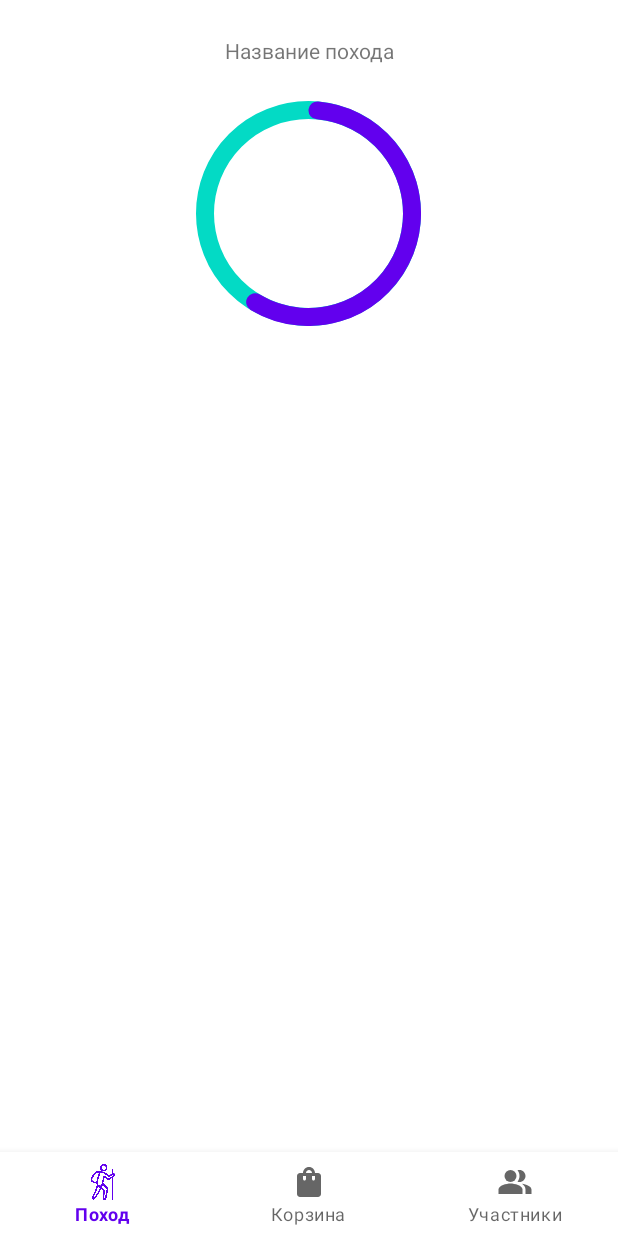
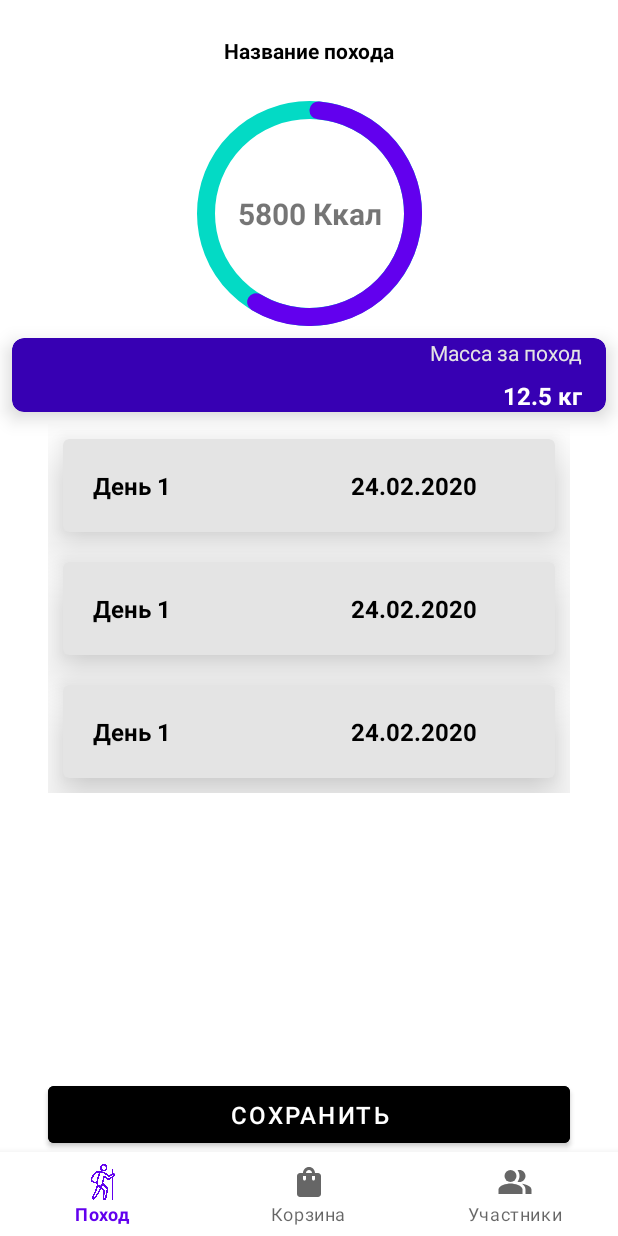
Before and after one commit to violets-team/Hikeculator, an Android app: the layout fragment_hike.xml on its own in the app's theme, with its tools: preview values and no code run, on a phone screen of 412 x 824 dp. Run offline under Robolectric (Android 15) with nearby library versions, the light colour scheme and no system bars.

Commit message:
add fragment hike

```diff
--- a/app/src/main/java/com/example/hikeculator/HikeFragment.kt
+++ b/app/src/main/java/com/example/hikeculator/HikeFragment.kt
@@ -5,6 +5,8 @@ import android.view.LayoutInflater
 import android.view.View
 import android.view.ViewGroup
 import androidx.fragment.app.Fragment
+import androidx.navigation.fragment.findNavController
+import androidx.navigation.ui.setupWithNavController
 import com.example.hikeculator.databinding.FragmentHikeBinding
 import com.example.hikeculator.databinding.FragmentMembersBinding
 
@@ -14,10 +16,16 @@ class HikeFragment: Fragment(R.layout.fragment_hike) {
     private val binding get() = _binding!!
 
     override fun onCreateView(
-        inflater: LayoutInflater, container: ViewGroup?, savedInstanceState: Bundle?): View? {
+        inflater: LayoutInflater, container: ViewGroup?, savedInstanceState: Bundle?): View {
         _binding = FragmentHikeBinding.inflate(inflater, container, false)
         return binding.root
     }
+
+    override fun onViewCreated(view: View, savedInstanceState: Bundle?) {
+        super.onViewCreated(view, savedInstanceState)
+
+    }
+
 
     override fun onDestroyView() {
         super.onDestroyView()
--- a/app/src/main/res/layout/fragment_hike.xml
+++ b/app/src/main/res/layout/fragment_hike.xml
@@ -16,7 +16,6 @@
         app:indicatorInset="0dp"
         app:indicatorSize="150dp"
         app:layout_constraintEnd_toEndOf="parent"
-        app:layout_constraintHorizontal_bias="0.498"
         app:layout_constraintStart_toStartOf="parent"
         app:layout_constraintTop_toBottomOf="@+id/tv_title_hike"
         app:trackColor="@color/teal_200"
@@ -24,13 +23,17 @@
         app:trackThickness="12dp" />
 
     <androidx.recyclerview.widget.RecyclerView
+        android:id="@+id/rv_trip_day"
         android:layout_width="match_parent"
-        android:layout_height="0dp"
-        android:layout_marginTop="16dp"
-        app:layout_constraintBottom_toTopOf="@+id/btNav"
+        android:layout_height="wrap_content"
+        android:layout_marginStart="32dp"
+        android:layout_marginTop="8dp"
+        android:layout_marginEnd="32dp"
         app:layout_constraintEnd_toEndOf="parent"
+        app:layout_constraintHorizontal_bias="0.0"
         app:layout_constraintStart_toStartOf="parent"
-        app:layout_constraintTop_toBottomOf="@+id/ci_hike" />
+        app:layout_constraintTop_toBottomOf="@+id/cardView"
+        tools:listitem="@layout/item_day" />
 
     <TextView
         android:id="@+id/tv_title_hike"
@@ -38,6 +41,8 @@
         android:layout_height="wrap_content"
         android:layout_marginTop="24dp"
         android:text="@string/text_title_hike"
+        android:textColor="@color/black"
+        android:textStyle="bold"
         app:layout_constraintEnd_toEndOf="parent"
         app:layout_constraintStart_toStartOf="parent"
         app:layout_constraintTop_toTopOf="parent" />
@@ -51,4 +56,73 @@
         app:layout_constraintStart_toStartOf="parent"
         app:menu="@menu/bottom_menu" />
 
+    <TextView
+        android:id="@+id/tv_trip_calories"
+        android:layout_width="wrap_content"
+        android:layout_height="wrap_content"
+        android:text="5800 Ккал"
+        android:textSize="20sp"
+        android:textStyle="bold"
+        app:layout_constraintBottom_toBottomOf="@+id/ci_hike"
+        app:layout_constraintEnd_toEndOf="@+id/ci_hike"
+        app:layout_constraintStart_toStartOf="@+id/ci_hike"
+        app:layout_constraintTop_toTopOf="@+id/ci_hike" />
+
+    <androidx.cardview.widget.CardView
+        android:id="@+id/cardView"
+        android:layout_width="match_parent"
+        android:layout_height="wrap_content"
+        android:layout_margin="8dp"
+        android:layout_marginTop="8dp"
+        app:cardBackgroundColor="@color/purple_700"
+        app:cardCornerRadius="8dp"
+        app:cardElevation="8dp"
+        app:layout_constraintEnd_toEndOf="parent"
+        app:layout_constraintStart_toStartOf="parent"
+        app:layout_constraintTop_toBottomOf="@+id/ci_hike">
+
+        <androidx.constraintlayout.widget.ConstraintLayout
+            android:layout_width="match_parent"
+            android:layout_height="match_parent">
+
+            <TextView
+                android:id="@+id/tv_weight_trip_label"
+                android:layout_width="wrap_content"
+                android:layout_height="wrap_content"
+                android:layout_marginEnd="16dp"
+                android:text="@string/text_weight_trip_label"
+                android:textColor="@color/light_grey"
+                app:layout_constraintEnd_toEndOf="parent"
+                app:layout_constraintTop_toTopOf="parent" />
+
+            <TextView
+                android:id="@+id/tv_weight_trip"
+                android:layout_width="wrap_content"
+                android:layout_height="wrap_content"
+                android:layout_marginTop="8dp"
+                android:text="@string/text_weight_trip"
+                android:textColor="@color/white"
+                android:textSize="16sp"
+                android:textStyle="bold"
+                app:layout_constraintEnd_toEndOf="@+id/tv_weight_trip_label"
+                app:layout_constraintTop_toBottomOf="@+id/tv_weight_trip_label" />
+
+        </androidx.constraintlayout.widget.ConstraintLayout>
+    </androidx.cardview.widget.CardView>
+
+    <com.google.android.material.button.MaterialButton
+        android:id="@+id/btn_save_trip"
+        android:layout_width="0dp"
+        android:layout_height="wrap_content"
+        android:backgroundTint="@color/black"
+        android:padding="8dp"
+        android:text="@string/text_button_save"
+        android:textAllCaps="true"
+        android:textColor="@color/white"
+        android:textSize="16sp"
+        app:layout_constraintBottom_toTopOf="@+id/btNav"
+        app:layout_constraintEnd_toEndOf="@+id/rv_trip_day"
+        app:layout_constraintStart_toStartOf="@+id/rv_trip_day"
+        app:rippleColor="@color/white" />
+
 </androidx.constraintlayout.widget.ConstraintLayout>
--- a/app/src/main/res/layout/fragment_profile.xml
+++ b/app/src/main/res/layout/fragment_profile.xml
@@ -219,7 +219,7 @@
     </androidx.constraintlayout.widget.ConstraintLayout>
 
     <com.google.android.material.button.MaterialButton
-        android:id="@+id/button_save"
+        android:id="@+id/btn_save_trip"
         android:layout_width="0dp"
         android:layout_height="wrap_content"
         android:layout_marginStart="32dp"
--- /dev/null
+++ b/app/src/main/res/layout/item_day.xml
@@ -0,0 +1,45 @@
+<?xml version="1.0" encoding="utf-8"?>
+<androidx.cardview.widget.CardView xmlns:android="http://schemas.android.com/apk/res/android"
+    xmlns:card_view="http://schemas.android.com/apk/res-auto"
+    xmlns:tools="http://schemas.android.com/tools"
+    android:id="@+id/card_view"
+    android:layout_width="match_parent"
+    android:layout_height="wrap_content"
+    android:layout_margin="10dp"
+    android:layout_marginStart="20dp"
+    android:layout_marginLeft="20dp"
+    android:background="@color/black"
+    android:backgroundTint="@color/light_grey"
+    card_view:cardCornerRadius="4dp"
+    card_view:cardElevation="20dp"
+    card_view:contentPadding="20dp">
+
+
+    <androidx.constraintlayout.widget.ConstraintLayout
+        android:layout_width="match_parent"
+        android:layout_height="match_parent">
+
+        <TextView
+            android:id="@+id/tv_item_name_trip_day"
+            android:layout_width="wrap_content"
+            android:layout_height="wrap_content"
+            android:text="@string/text_item_rv_day"
+            android:textColor="@color/black"
+            android:textSize="16sp"
+            android:textStyle="bold"
+            card_view:layout_constraintStart_toStartOf="parent"
+            card_view:layout_constraintTop_toTopOf="parent" />
+
+        <TextView
+            android:id="@+id/tv_item_date_trip_day"
+            android:layout_width="wrap_content"
+            android:layout_height="wrap_content"
+            android:layout_marginEnd="32dp"
+            android:text="@string/text_item_rv_date2_tools"
+            android:textColor="@color/black"
+            android:textSize="16sp"
+            android:textStyle="bold"
+            card_view:layout_constraintEnd_toEndOf="parent"
+            card_view:layout_constraintTop_toTopOf="parent" />
+    </androidx.constraintlayout.widget.ConstraintLayout>
+</androidx.cardview.widget.CardView>
--- a/app/src/main/res/layout/item_hike.xml
+++ b/app/src/main/res/layout/item_hike.xml
@@ -67,7 +67,7 @@
         android:padding="2dp">
 
         <TextView
-            android:id="@+id/tv_item_rv_title"
+            android:id="@+id/tv_item_rv_title_day"
             android:layout_width="wrap_content"
             android:layout_height="wrap_content"
             android:layout_weight="1"
@@ -85,7 +85,7 @@
             android:textColor="@color/white" />
 
         <TextView
-            android:id="@+id/tv_item_rv_date"
+            android:id="@+id/tv_item_rv_date_day"
             android:layout_width="wrap_content"
             android:layout_height="wrap_content"
             android:layout_weight="1"
--- a/app/src/main/res/menu/bottom_menu.xml
+++ b/app/src/main/res/menu/bottom_menu.xml
@@ -1,20 +1,21 @@
 <?xml version="1.0" encoding="utf-8"?>
 
-<menu xmlns:android="http://schemas.android.com/apk/res/android">
+<menu xmlns:app="http://schemas.android.com/apk/res-auto"
+    xmlns:android="http://schemas.android.com/apk/res/android">
     <item
         android:id="@+id/bottom_menu_item_hike"
         android:enabled="true"
         android:icon="@drawable/hiking"
-        android:title="@string/text_bottom_menu_item_hike"/>
+        android:title="@string/text_bottom_menu_item_hike"
+        android:visible="true"
+        app:showAsAction="withText" />
     <item
         android:id="@+id/bottom_menu_item_bag"
-        android:enabled="true"
         android:icon="@drawable/ic_bag"
         android:title="@string/text_bottom_menu_item_bag"/>
 
     <item
         android:id="@+id/bottom_menu_item_members"
-        android:enabled="true"
         android:icon="@drawable/ic_people"
         android:title="@string/text_bottom_menu_item_members"/>
 </menu>
--- a/app/src/main/res/values/strings.xml
+++ b/app/src/main/res/values/strings.xml
@@ -6,6 +6,7 @@
     <string name="text_item_rv_title_tools">Волга</string>
     <string name="text_item_rv_count_tools">5</string>
     <string name="text_item_rv_date_tools">24.02.2020-\n01.03.2022</string>
+    <string name="text_item_rv_date2_tools">24.02.2020</string>
     <string name="text_title_profile">Профиль</string>
     <string name="text_email_profile">romrom@gmail.com</string>
     <string name="text_calories_label">Рекомендуемое количество калорий</string>
@@ -35,4 +36,7 @@
     <string name="hint_create_hike_name">Название похода</string>
     <string name="text_create_hike_name">Домбай</string>
     <string name="text_title_hike">Название похода</string>
+    <string name="text_weight_trip_label">Масса за поход</string>
+    <string name="text_weight_trip">12.5 кг</string>
+    <string name="text_item_rv_day">День 1</string>
 </resources>
```
